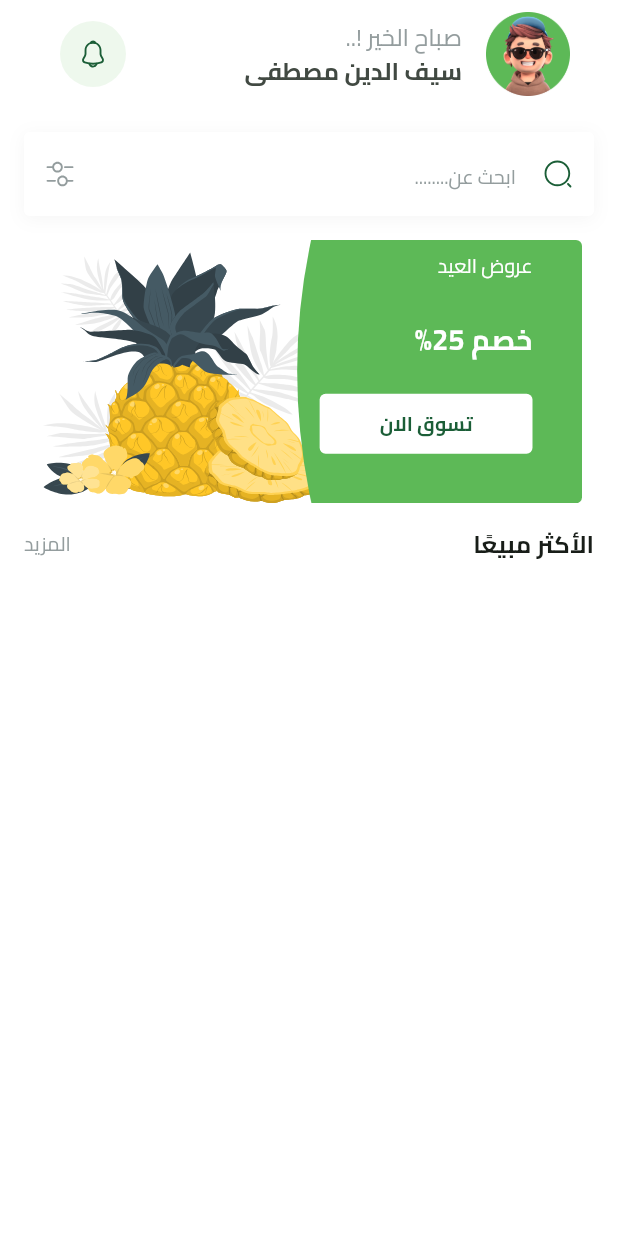
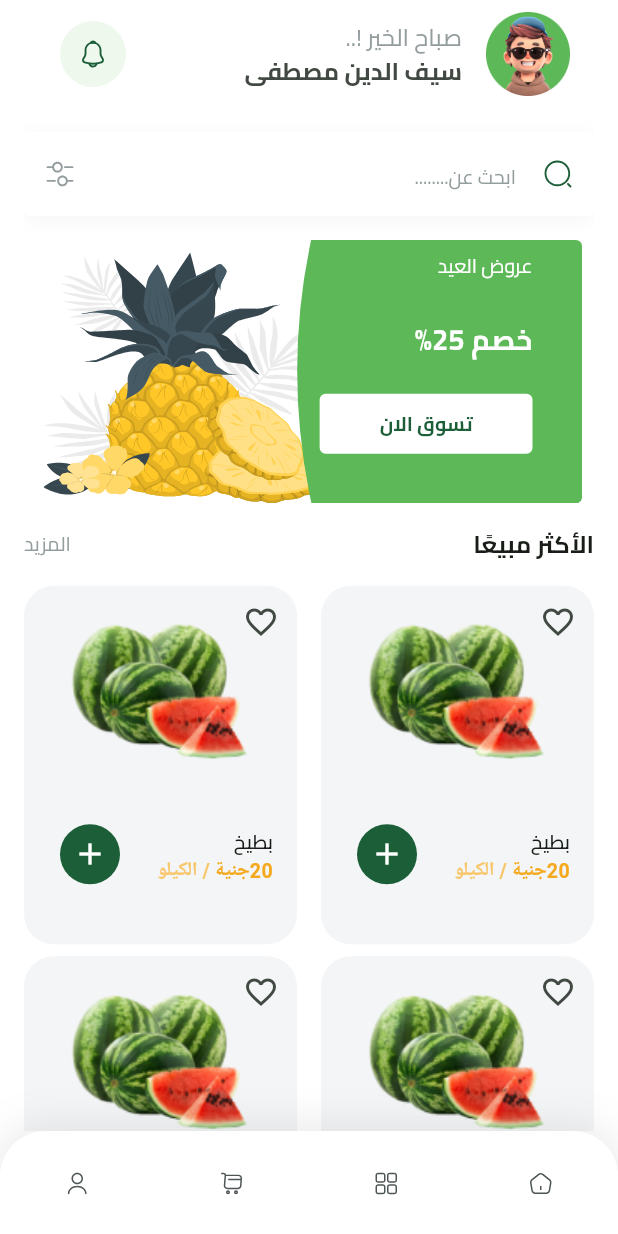
Before and after one commit to seifmoustafa/Fruit-Hub, a Flutter app: the HomeView screen opened by its route, on a phone screen of 412 x 824 dp. Run offline on Flutter 3.47's test engine with Material 3 defaults, Android fonts, the phone set to English and light mode, and no system bars; our stand-ins replace bloc, cloud_firestore, dartz, dots_indicator, firebase_auth, firebase_core and 9 more; missing offline and left inert: animated_snack_bar, flutter_facebook_auth; accounts and stored records are empty.

Commit message:
Add custom bottom navigation bar and best-selling grid view; refactor app colors and update HomeView

```diff
--- a/lib/core/utils/app_colors.dart
+++ b/lib/core/utils/app_colors.dart
@@ -6,6 +6,8 @@ abstract class AppColors {
   static const Color lightPrimaryColor = Color(0xff2d9f5d);
 
   static const Color secondaryColor = Color(0xffF4A91F);
+
+  static const Color liteSecondaryColor = Color(0xfff8c76d);
 
   static const Color grayscale500 = Color(0xff4e5556);
 
@@ -59,8 +61,6 @@ abstract class AppColors {
 
   static const Color orange200 = Color(0xfffada9e);
 
-  static const Color orange300 = Color(0xfff8c76d);
-
   static const Color orange400 = Color(0xfff5b53d);
 
   static const Color orange600 = Color(0xffc2820a);
--- /dev/null
+++ b/lib/core/widgets/fruit_item.dart
@@ -0,0 +1,80 @@
+import 'package:flutter/material.dart';
+import 'package:fruit_hub/core/utils/app_colors.dart';
+import 'package:fruit_hub/core/utils/app_images.dart';
+import 'package:fruit_hub/core/utils/app_text_styles.dart';
+
+class FruitItem extends StatelessWidget {
+  const FruitItem({super.key});
+
+  @override
+  Widget build(BuildContext context) {
+    return Container(
+      decoration: ShapeDecoration(
+        shape: RoundedRectangleBorder(
+          borderRadius: BorderRadius.circular(20),
+        ),
+        color: const Color(0xFFF3F5F7),
+      ),
+      child: Stack(
+        children: [
+          Positioned(
+            // top: 0,
+            // right: 0,
+            child: IconButton(
+              onPressed: () {},
+              icon: const Icon(Icons.favorite_outline),
+            ),
+          ),
+          Positioned.fill(
+              child: Column(
+            children: [
+              const SizedBox(
+                height: 20,
+              ),
+              Image.asset(Assets.imagesWatermelonTest),
+              const SizedBox(
+                height: 24,
+              ),
+              ListTile(
+                title: const Text(
+                  'بطيخ',
+                  textAlign: TextAlign.right,
+                  style: TextStyles.semiBold13,
+                ),
+                subtitle: Text.rich(
+                  TextSpan(
+                    children: [
+                      TextSpan(
+                        text: '20جنية ',
+                        style: TextStyles.bold13
+                            .copyWith(color: AppColors.secondaryColor),
+                      ),
+                      TextSpan(
+                        text: '/',
+                        style: TextStyles.bold13
+                            .copyWith(color: AppColors.liteSecondaryColor),
+                      ),
+                      TextSpan(
+                        text: ' الكيلو',
+                        style: TextStyles.semiBold13
+                            .copyWith(color: AppColors.liteSecondaryColor),
+                      ),
+                    ],
+                  ),
+                  textAlign: TextAlign.right,
+                ),
+                trailing: const CircleAvatar(
+                  backgroundColor: AppColors.primaryColor,
+                  child: Icon(
+                    Icons.add,
+                    color: Colors.white,
+                  ),
+                ),
+              ),
+            ],
+          ))
+        ],
+      ),
+    );
+  }
+}
--- /dev/null
+++ b/lib/features/home/domain/entities/bottom_navication_bar_entity.dart
@@ -0,0 +1,29 @@
+import 'package:fruit_hub/core/utils/app_images.dart';
+
+class BottomNavicationBarEntity {
+  final String activeImage, inActiveImage, name;
+
+  BottomNavicationBarEntity(
+      {required this.activeImage,
+      required this.inActiveImage,
+      required this.name});
+}
+
+List<BottomNavicationBarEntity> get bottomNavigationBarList => [
+      BottomNavicationBarEntity(
+          activeImage: Assets.imagesVuesaxBoldHome,
+          inActiveImage: Assets.imagesVuesaxOutlineHome,
+          name: 'الرئيسية'),
+      BottomNavicationBarEntity(
+          activeImage: Assets.imagesVuesaxBoldProducts,
+          inActiveImage: Assets.imagesVuesaxOutlineProducts,
+          name: 'المنتجات'),
+      BottomNavicationBarEntity(
+          activeImage: Assets.imagesVuesaxBoldShoppingCart,
+          inActiveImage: Assets.imagesVuesaxOutlineShoppingCart,
+          name: 'سلة التسوق'),
+      BottomNavicationBarEntity(
+          activeImage: Assets.imagesVuesaxOutlineUser,
+          inActiveImage: Assets.imagesVuesaxOutlineUser,
+          name: 'حسابي '),
+    ];
--- a/lib/features/home/presentation/views/home_view.dart
+++ b/lib/features/home/presentation/views/home_view.dart
@@ -1,5 +1,6 @@
 import 'package:flutter/material.dart';
 import 'package:fruit_hub/features/home/presentation/views/widgets/home_view_body.dart';
+import 'package:fruit_hub/features/home/presentation/views/widgets/custom_buttom_navigation_bar.dart';
 
 class HomeView extends StatelessWidget {
   const HomeView({super.key});
@@ -8,6 +9,7 @@ class HomeView extends StatelessWidget {
   @override
   Widget build(BuildContext context) {
     return const Scaffold(
+      bottomNavigationBar: CustomButtomNavigationBar(),
       body: SafeArea(child: HomeViewBody()),
     );
   }
--- /dev/null
+++ b/lib/features/home/presentation/views/widgets/active_item.dart
@@ -0,0 +1,12 @@
+import 'package:flutter_svg/svg.dart';
+import 'package:flutter/material.dart';
+
+class ActiveItem extends StatelessWidget {
+  const ActiveItem({super.key, required this.image});
+  final String image;
+
+  @override
+  Widget build(BuildContext context) {
+    return SvgPicture.asset(image);
+  }
+}
--- /dev/null
+++ b/lib/features/home/presentation/views/widgets/best_selling_grid_view.dart
@@ -0,0 +1,22 @@
+import 'package:flutter/material.dart';
+import 'package:fruit_hub/core/widgets/fruit_item.dart';
+
+class BestSellingGridView extends StatelessWidget {
+  const BestSellingGridView({super.key});
+
+  @override
+  Widget build(BuildContext context) {
+    return SliverGrid.builder(
+      gridDelegate: const SliverGridDelegateWithFixedCrossAxisCount(
+        mainAxisSpacing: 8,
+        crossAxisSpacing: 16,
+        crossAxisCount: 2,
+        childAspectRatio: 163 / 214,
+      ),
+      itemCount: 12,
+      itemBuilder: (context, index) {
+        return const FruitItem();
+      },
+    );
+  }
+}
--- /dev/null
+++ b/lib/features/home/presentation/views/widgets/custom_buttom_navigation_bar.dart
@@ -0,0 +1,38 @@
+import 'package:flutter/material.dart';
+import 'package:fruit_hub/features/home/domain/entities/bottom_navication_bar_entity.dart';
+import 'package:fruit_hub/features/home/presentation/views/widgets/navigation_bar_item.dart';
+
+class CustomButtomNavigationBar extends StatelessWidget {
+  const CustomButtomNavigationBar({super.key});
+
+  @override
+  Widget build(BuildContext context) {
+    return Container(
+      width: 375,
+      height: 70,
+      decoration: const ShapeDecoration(
+        color: Colors.white,
+        shape: RoundedRectangleBorder(
+          borderRadius: BorderRadius.only(
+            topLeft: Radius.circular(30),
+            topRight: Radius.circular(30),
+          ),
+        ),
+        shadows: [
+          BoxShadow(
+            color: Color(0x19000000),
+            blurRadius: 25,
+            offset: Offset(0, -2),
+            spreadRadius: 0,
+          )
+        ],
+      ),
+      child: Row(
+        children: bottomNavigationBarList.map((e) {
+          return NavigationBarItem(
+              bottomNavigationBarEntity: e, isSelected: false);
+        }).toList(),
+      ),
+    );
+  }
+}
--- a/lib/features/home/presentation/views/widgets/home_view_body.dart
+++ b/lib/features/home/presentation/views/widgets/home_view_body.dart
@@ -1,9 +1,11 @@
 import 'package:flutter/material.dart';
 import 'package:fruit_hub/constants.dart';
+import 'package:fruit_hub/core/widgets/fruit_item.dart';
 import 'package:fruit_hub/core/widgets/search_text_field.dart';
 import 'package:fruit_hub/features/home/presentation/views/widgets/featured_list.dart';
 import 'package:fruit_hub/features/home/presentation/views/widgets/best_selling_header.dart';
 import 'package:fruit_hub/features/home/presentation/views/widgets/custom_home_app_bar.dart';
+import 'package:fruit_hub/features/home/presentation/views/widgets/best_selling_grid_view.dart';
 
 class HomeViewBody extends StatelessWidget {
   const HomeViewBody({super.key});
@@ -22,9 +24,11 @@ class HomeViewBody extends StatelessWidget {
                 SearchTextField(),
                 FeaturedList(),
                 BestSellingHeader(),
+                SizedBox()
               ],
             ),
           ),
+          BestSellingGridView()
         ],
       ),
     );
--- /dev/null
+++ b/lib/features/home/presentation/views/widgets/in_active_item.dart
@@ -0,0 +1,12 @@
+import 'package:flutter_svg/svg.dart';
+import 'package:flutter/material.dart';
+
+class InActiveItem extends StatelessWidget {
+  const InActiveItem({super.key, required this.image});
+  final String image;
+
+  @override
+  Widget build(BuildContext context) {
+    return SvgPicture.asset(image);
+  }
+}
--- /dev/null
+++ b/lib/features/home/presentation/views/widgets/navigation_bar_item.dart
@@ -0,0 +1,24 @@
+import 'package:flutter/material.dart';
+import 'package:fruit_hub/core/utils/app_images.dart';
+import 'package:fruit_hub/features/home/presentation/views/widgets/active_item.dart';
+import 'package:fruit_hub/features/home/presentation/views/widgets/in_active_item.dart';
+import 'package:fruit_hub/features/home/domain/entities/bottom_navication_bar_entity.dart';
+
+class NavigationBarItem extends StatelessWidget {
+  const NavigationBarItem(
+      {super.key,
+      required this.isSelected,
+      required this.bottomNavigationBarEntity});
+  final bool isSelected;
+  final BottomNavicationBarEntity bottomNavigationBarEntity;
+  @override
+  Widget build(BuildContext context) {
+    return isSelected
+        ? const ActiveItem(
+            image: Assets.imagesVuesaxBoldHome,
+          )
+        : Expanded(
+            child:
+                InActiveItem(image: bottomNavigationBarEntity.inActiveImage));
+  }
+}
--- a/pubspec.yaml
+++ b/pubspec.yaml
@@ -77,6 +77,8 @@ flutter:
   # To add assets to your application, add an assets section, like this:
   assets:
     - assets/images/
+    - assets/images/vuesax/bold/
+    - assets/images/vuesax/outline/
   #   - images/a_dot_ham.jpeg
   # An image asset can refer to one or more resolution-specific "variants", see
   # https://flutter.dev/to/resolution-aware-images
```
